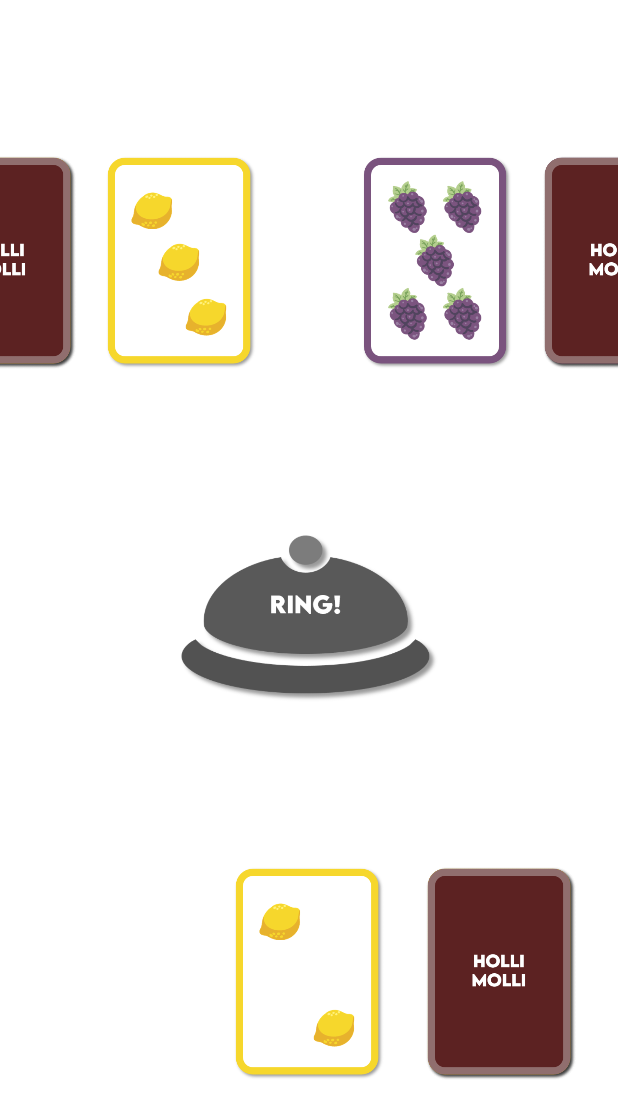
After one commit to pyun0825/MadCamp2, an Android app: the layout activity_game_3.xml on its own in the app's theme, with its tools: preview values and no code run, on a phone screen of 412 x 824 dp. The commit adds this screen. Shown: the top 1118 px of the screen. Run offline under Robolectric (Android 15) with nearby library versions, the phone set to English and light mode, and no system bars.

Commit message:
minor updates

```diff
--- a/app/src/main/java/com/example/logintest/InnerRoomActivity.kt
+++ b/app/src/main/java/com/example/logintest/InnerRoomActivity.kt
@@ -81,6 +81,7 @@ class InnerRoomActivity : AppCompatActivity() {
                 putExtra("num_player", num_player)
             }
             mSocket.off("to game")
+            print(SocketHandler.getSocket())
             startActivity(intent)
         }
 
--- /dev/null
+++ b/app/src/main/res/layout/activity_game_3.xml
@@ -0,0 +1,151 @@
+<?xml version="1.0" encoding="utf-8"?>
+<androidx.constraintlayout.widget.ConstraintLayout xmlns:android="http://schemas.android.com/apk/res/android"
+    xmlns:app="http://schemas.android.com/apk/res-auto"
+    xmlns:tools="http://schemas.android.com/tools"
+    android:id="@+id/cl_game"
+    android:layout_width="match_parent"
+    android:layout_height="match_parent"
+    android:background="@color/white"
+    tools:context=".GameActivity">
+
+    <ImageView
+        android:id="@+id/iv_drawCard3"
+        android:layout_width="100dp"
+        android:layout_height="142dp"
+        android:onClick="onClickDraw3"
+        app:layout_constraintEnd_toEndOf="parent"
+        app:layout_constraintStart_toEndOf="parent"
+        app:layout_constraintTop_toTopOf="@id/iv_Open3"
+        app:srcCompat="@drawable/card_empty" />
+
+    <ImageView
+        android:id="@+id/iv_drawCard2"
+        android:layout_width="100dp"
+        android:layout_height="142dp"
+        android:onClick="onClickDraw2"
+        app:layout_constraintBottom_toBottomOf="@id/iv_Open2"
+        app:layout_constraintEnd_toStartOf="parent"
+        app:layout_constraintStart_toStartOf="parent"
+        app:srcCompat="@drawable/card_empty" />
+
+    <ImageView
+        android:id="@+id/iv_drawCard"
+        android:layout_width="100dp"
+        android:layout_height="142dp"
+        android:onClick="onClickDraw"
+        android:rotation="0"
+        app:layout_constraintBottom_toBottomOf="@id/iv_DeckView"
+        app:layout_constraintEnd_toEndOf="parent"
+        app:layout_constraintStart_toEndOf="@id/iv_myOpen"
+        app:layout_constraintTop_toTopOf="@id/iv_DeckView"
+        app:srcCompat="@drawable/card_empty" />
+
+    <ImageView
+        android:id="@+id/iv_Deck3"
+        android:layout_width="100dp"
+        android:layout_height="142dp"
+        android:rotation="0"
+        app:layout_constraintEnd_toEndOf="parent"
+        app:layout_constraintStart_toEndOf="parent"
+        app:layout_constraintTop_toTopOf="@id/iv_Open3"
+        app:srcCompat="@drawable/card_grape_5" />
+
+    <ImageView
+        android:id="@+id/iv_Deck2"
+        android:layout_width="100dp"
+        android:layout_height="142dp"
+        android:rotation="0"
+        app:layout_constraintBottom_toBottomOf="@id/iv_Open2"
+        app:layout_constraintEnd_toStartOf="parent"
+        app:layout_constraintStart_toStartOf="parent"
+        app:srcCompat="@drawable/card_lemon_3" />
+
+    <ImageView
+        android:id="@+id/iv_myDeck"
+        android:layout_width="100dp"
+        android:layout_height="142dp"
+        android:rotation="0"
+        app:layout_constraintBottom_toBottomOf="@id/iv_DeckView"
+        app:layout_constraintEnd_toEndOf="parent"
+        app:layout_constraintStart_toEndOf="@id/iv_myOpen"
+        app:layout_constraintTop_toTopOf="@id/iv_DeckView"
+        app:srcCompat="@drawable/card_lemon_2" />
+
+    <ImageView
+        android:id="@+id/iv_Open3"
+        android:layout_width="100dp"
+        android:layout_height="142dp"
+        android:rotation="0"
+        app:layout_constraintBottom_toBottomOf="@id/iv_Open2"
+        app:layout_constraintEnd_toEndOf="parent"
+        app:layout_constraintStart_toEndOf="@id/iv_Open2"
+        app:srcCompat="@drawable/card_grape_5" />
+
+    <ImageView
+        android:id="@+id/iv_Open2"
+        android:layout_width="100dp"
+        android:layout_height="142dp"
+        android:rotation="0"
+        app:layout_constraintBottom_toTopOf="@id/ib_bell"
+        app:layout_constraintEnd_toStartOf="@id/iv_Open3"
+        app:layout_constraintHorizontal_bias="0.5"
+        app:layout_constraintStart_toStartOf="parent"
+        app:layout_constraintTop_toTopOf="parent"
+        app:srcCompat="@drawable/card_lemon_3" />
+
+    <ImageView
+        android:id="@+id/iv_myOpen"
+        android:layout_width="100dp"
+        android:layout_height="142dp"
+        android:rotation="0"
+        app:layout_constraintEnd_toEndOf="parent"
+        app:layout_constraintStart_toStartOf="parent"
+        app:layout_constraintTop_toTopOf="@id/iv_DeckView"
+        app:srcCompat="@drawable/card_lemon_2" />
+
+    <ImageView
+        android:id="@+id/iv_DeckView3"
+        android:layout_width="100dp"
+        android:layout_height="142dp"
+        android:rotation="0"
+        app:layout_constraintEnd_toEndOf="parent"
+        app:layout_constraintStart_toEndOf="parent"
+        app:layout_constraintTop_toTopOf="@id/iv_Open3"
+        app:srcCompat="@drawable/card_empty" />
+
+    <ImageView
+        android:id="@+id/iv_DeckView2"
+        android:layout_width="100dp"
+        android:layout_height="142dp"
+        android:rotation="0"
+        app:layout_constraintBottom_toBottomOf="@id/iv_Open2"
+        app:layout_constraintEnd_toStartOf="parent"
+        app:layout_constraintStart_toStartOf="parent"
+        app:srcCompat="@drawable/card_empty" />
+
+    <ImageView
+        android:id="@+id/iv_DeckView"
+        android:layout_width="100dp"
+        android:layout_height="142dp"
+        android:rotation="0"
+        app:layout_constraintBottom_toBottomOf="parent"
+        app:layout_constraintEnd_toEndOf="parent"
+        app:layout_constraintStart_toEndOf="@id/iv_myOpen"
+        app:layout_constraintTop_toBottomOf="@id/ib_bell"
+        app:srcCompat="@drawable/card_empty" />
+
+    <ImageButton
+        android:id="@+id/ib_bell"
+        android:layout_width="171dp"
+        android:layout_height="123dp"
+        android:background="#00000000"
+        android:onClick="onRing"
+        android:scaleType="fitCenter"
+        app:layout_constraintBottom_toTopOf="@id/iv_DeckView"
+        app:layout_constraintEnd_toEndOf="parent"
+        app:layout_constraintHorizontal_bias="0.5"
+        app:layout_constraintStart_toStartOf="parent"
+        app:layout_constraintTop_toBottomOf="@id/iv_Open2"
+        app:srcCompat="@drawable/bell" />
+
+</androidx.constraintlayout.widget.ConstraintLayout>
```
Also changed, not shown: app/src/main/java/com/example/logintest/GameActivity.kt (+60 -58 lines), app/src/main/res/layout/activity_game_2.xml (added, +113 -0 lines), app/src/main/res/layout/activity_game_4.xml (renamed from app/src/main/res/layout/activity_game.xml, +0 -10 lines).
